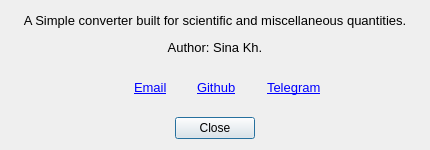
Before: the Qt Designer form aboutdialog.ui in 30vam/cute-converter, drawn with Qt 5.
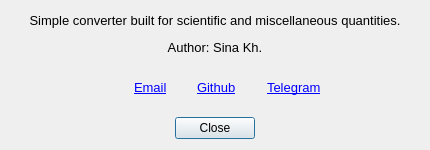
After: the same form once the commit is applied.

The edit to the form file:
```diff
--- a/aboutdialog.ui
+++ b/aboutdialog.ui
@@ -62,7 +62,7 @@
       </font>
      </property>
      <property name="text">
-      <string>&lt;html&gt;&lt;head/&gt;&lt;body&gt;&lt;p&gt;A Simple converter built for scientific and miscellaneous quantities.&lt;/p&gt;&lt;p&gt;Author: Sina Kh.&lt;/p&gt;&lt;/body&gt;&lt;/html&gt;</string>
+      <string>&lt;html&gt;&lt;head/&gt;&lt;body&gt;&lt;p&gt;Simple converter built for scientific and miscellaneous quantities.&lt;/p&gt;&lt;p&gt;Author: Sina Kh.&lt;/p&gt;&lt;/body&gt;&lt;/html&gt;</string>
      </property>
      <property name="textFormat">
       <enum>Qt::RichText</enum>
```
